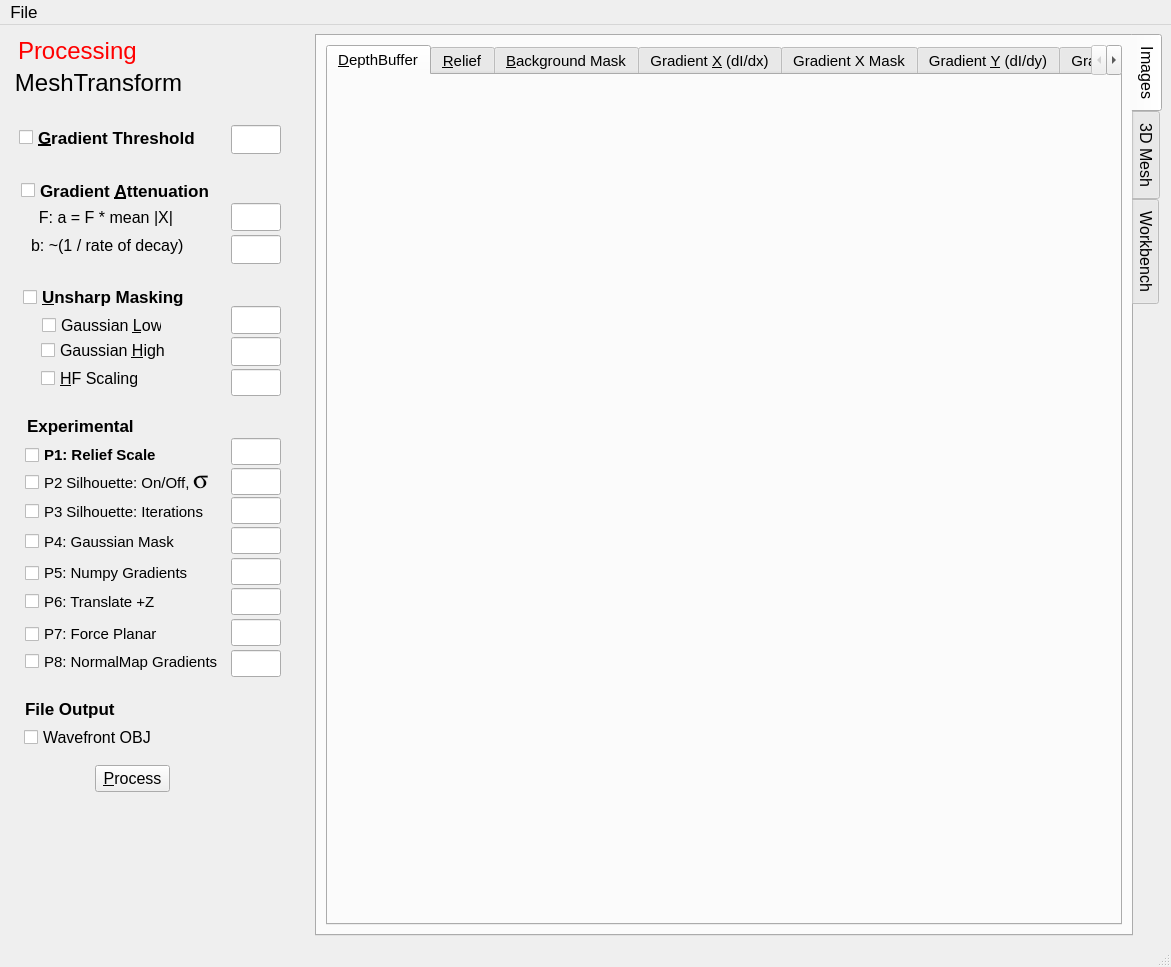
First picture: the form in Explorer/explorer.ui, repository steveknipmeyer/ModelRelief, before the edit.
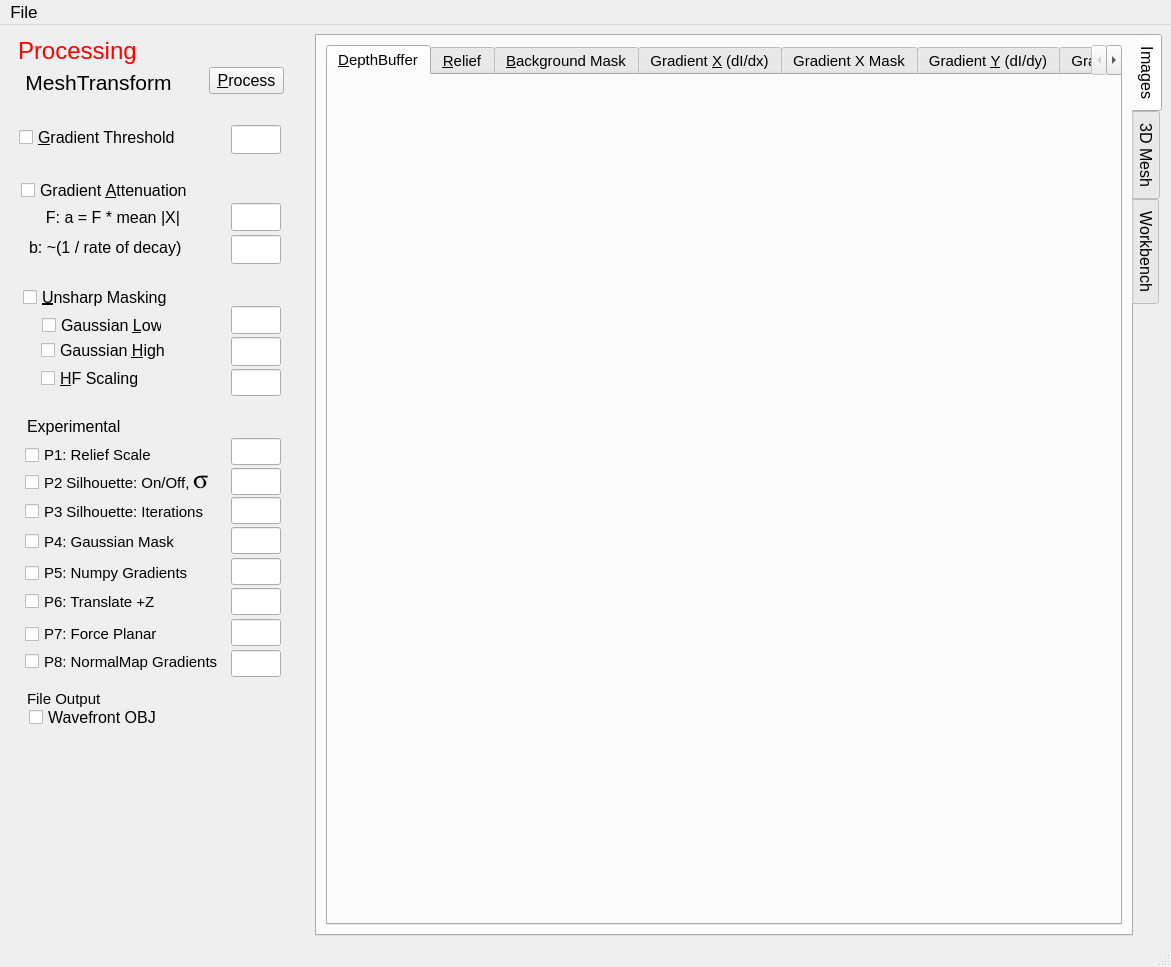
Second picture: the form after the edit. Icons and pictures are not drawn.

```diff
--- a/Explorer/explorer.ui
+++ b/Explorer/explorer.ui
@@ -373,9 +373,9 @@
        </property>
        <property name="font">
         <font>
-         <pointsize>13</pointsize>
-         <weight>75</weight>
-         <bold>true</bold>
+         <pointsize>12</pointsize>
+         <weight>50</weight>
+         <bold>false</bold>
         </font>
        </property>
        <property name="text">
@@ -488,8 +488,8 @@
       <widget class="QPushButton" name="processButton">
        <property name="geometry">
         <rect>
-         <x>86</x>
-         <y>728</y>
+         <x>200</x>
+         <y>30</y>
          <width>75</width>
          <height>27</height>
         </rect>
@@ -515,9 +515,9 @@
        </property>
        <property name="font">
         <font>
-         <pointsize>13</pointsize>
-         <weight>75</weight>
-         <bold>true</bold>
+         <pointsize>12</pointsize>
+         <weight>50</weight>
+         <bold>false</bold>
         </font>
        </property>
        <property name="text">
@@ -535,7 +535,9 @@
        </property>
        <property name="font">
         <font>
-         <pointsize>18</pointsize>
+         <pointsize>16</pointsize>
+         <weight>50</weight>
+         <bold>false</bold>
         </font>
        </property>
        <property name="text">
@@ -568,7 +570,7 @@
       <widget class="QLabel" name="labelAttenuationFactor">
        <property name="geometry">
         <rect>
-         <x>13</x>
+         <x>20</x>
          <y>170</y>
          <width>151</width>
          <height>20</height>
@@ -584,8 +586,8 @@
       <widget class="QLabel" name="labelAttenuationDecay">
        <property name="geometry">
         <rect>
-         <x>22</x>
-         <y>198</y>
+         <x>20</x>
+         <y>200</y>
          <width>171</width>
          <height>20</height>
         </rect>
@@ -605,9 +607,9 @@
        </property>
        <property name="font">
         <font>
-         <pointsize>13</pointsize>
-         <weight>75</weight>
-         <bold>true</bold>
+         <pointsize>12</pointsize>
+         <weight>50</weight>
+         <bold>false</bold>
         </font>
        </property>
        <property name="text">
@@ -627,8 +629,8 @@
         <font>
          <family>MS Shell Dlg 2</family>
          <pointsize>11</pointsize>
-         <weight>75</weight>
-         <bold>true</bold>
+         <weight>50</weight>
+         <bold>false</bold>
         </font>
        </property>
        <property name="text">
@@ -664,9 +666,9 @@
        </property>
        <property name="font">
         <font>
-         <pointsize>13</pointsize>
-         <weight>75</weight>
-         <bold>true</bold>
+         <pointsize>12</pointsize>
+         <weight>50</weight>
+         <bold>false</bold>
         </font>
        </property>
        <property name="text">
@@ -927,17 +929,17 @@
       <widget class="QLabel" name="labelFileOutput">
        <property name="geometry">
         <rect>
-         <x>16</x>
-         <y>660</y>
+         <x>18</x>
+         <y>650</y>
          <width>168</width>
          <height>25</height>
         </rect>
        </property>
        <property name="font">
         <font>
-         <pointsize>13</pointsize>
-         <weight>75</weight>
-         <bold>true</bold>
+         <pointsize>11</pointsize>
+         <weight>50</weight>
+         <bold>false</bold>
         </font>
        </property>
        <property name="text">
@@ -947,8 +949,8 @@
       <widget class="QCheckBox" name="fileOBJCheckBox">
        <property name="geometry">
         <rect>
-         <x>15</x>
-         <y>690</y>
+         <x>20</x>
+         <y>670</y>
          <width>165</width>
          <height>20</height>
         </rect>
```
Left out of the diff: 16 changed lines with no effect on the pictures.
